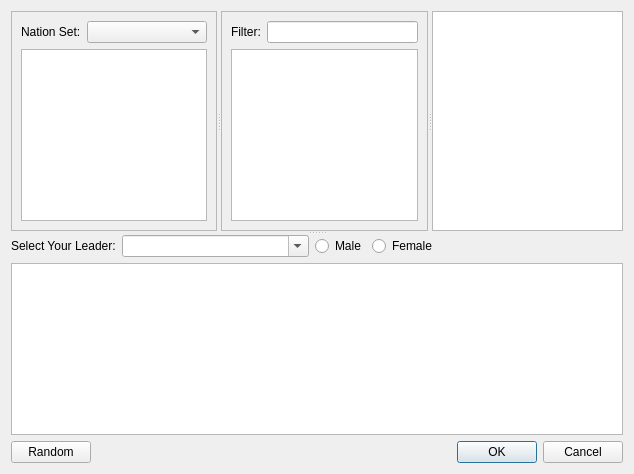
Above: gui-kde/nationdialog.ui from jusirkka/freeciv-kde before the change. Below: the same form after it.
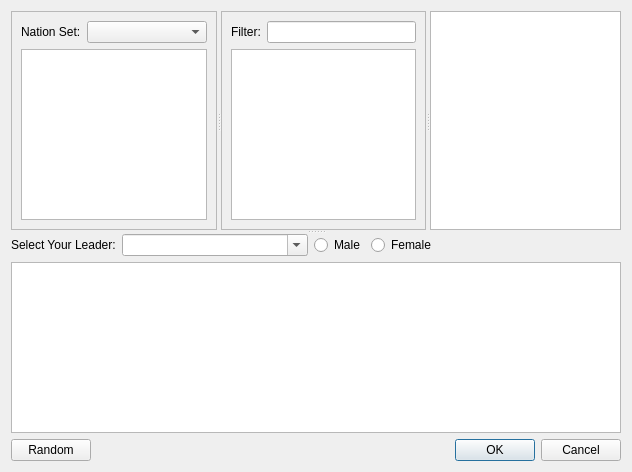
That is the form after the change.

Patch:
```diff
--- a/gui-kde/nationdialog.ui
+++ b/gui-kde/nationdialog.ui
@@ -6,8 +6,8 @@
    <rect>
     <x>0</x>
     <y>0</y>
-    <width>634</width>
-    <height>474</height>
+    <width>632</width>
+    <height>472</height>
    </rect>
   </property>
   <property name="windowTitle">
```
